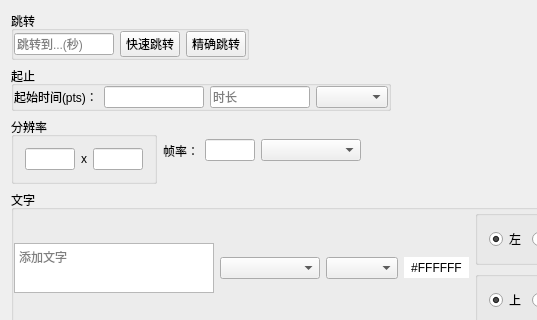
First picture: the form in src/fccutter/fcmainwidget.ui, repository LiangZuoting/ffcutter, before the edit; both pictures show x 0 to 537 and y 0 to 320 of the 1036 by 687 pixel window.
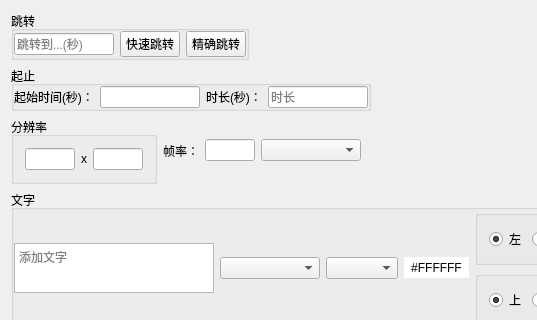
Second picture: the form after the edit. Custom widgets are drawn as their Qt base class.

Patch:
```diff
--- a/src/fccutter/fcmainwidget.ui
+++ b/src/fccutter/fcmainwidget.ui
@@ -128,7 +128,7 @@
             </sizepolicy>
            </property>
            <property name="text">
-            <string>起始时间(pts)：</string>
+            <string>起始时间(秒)：</string>
            </property>
           </widget>
          </item>
@@ -143,7 +143,14 @@
           </widget>
          </item>
          <item>
-          <widget class="QLineEdit" name="durationEdit">
+          <widget class="QLabel" name="label_4">
+           <property name="text">
+            <string>时长(秒)：</string>
+           </property>
+          </widget>
+         </item>
+         <item>
+          <widget class="QLineEdit" name="durationSecEdit">
            <property name="maximumSize">
             <size>
              <width>100</width>
@@ -155,16 +162,6 @@
            </property>
           </widget>
          </item>
-         <item>
-          <widget class="QComboBox" name="durationUnitComboBox">
-           <property name="maximumSize">
-            <size>
-             <width>80</width>
-             <height>16777215</height>
-            </size>
-           </property>
-          </widget>
-         </item>
         </layout>
        </widget>
       </item>
```
Left out of the diff: 2 changed lines with no effect on the pictures.
